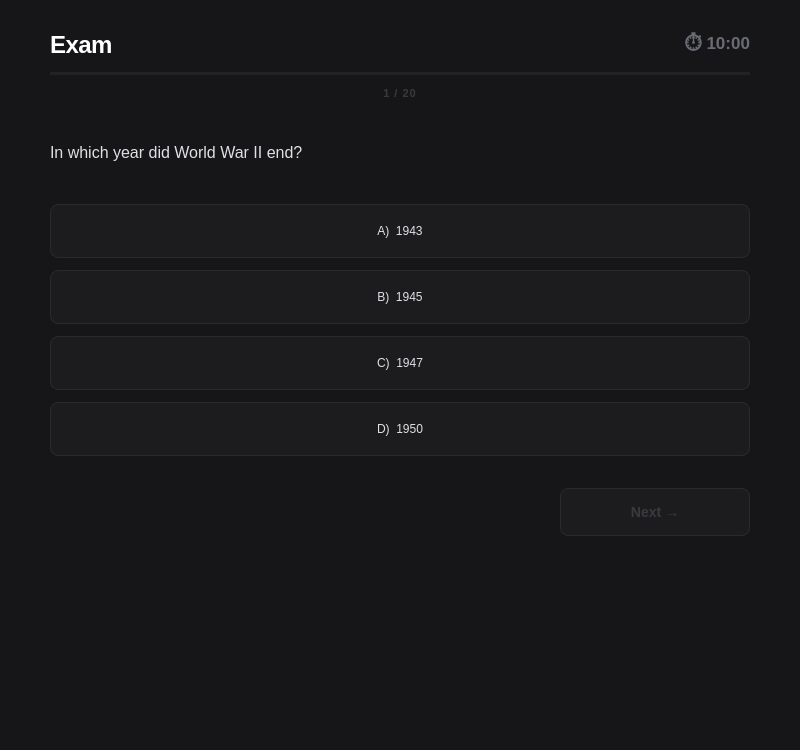
Above: src/ui/exam/session/session.ui from DIDimov24/Aethera before the change. Below: the same form after it.
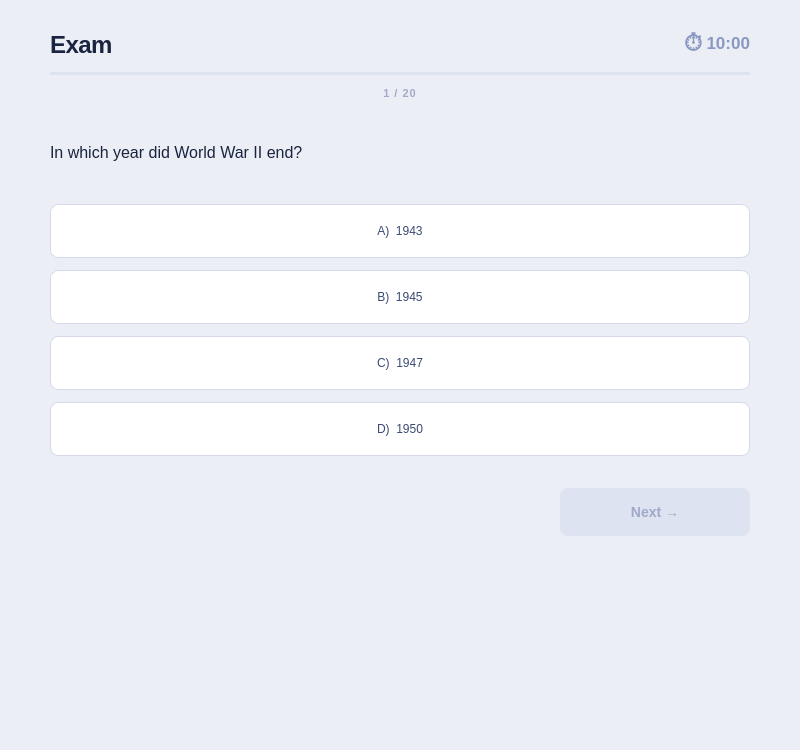
That is the form after the change.

Commit message: Change color palette and fix ui bugs, close #26

The edit to the form file:
```diff
--- a/src/ui/exam/session/session.ui
+++ b/src/ui/exam/session/session.ui
@@ -15,83 +15,26 @@
   </property>
   <property name="styleSheet">
    <string notr="true">
-QWidget#Session {
-    background-color: #161618;
+QWidget#Session { background-color: #eceef5; }
+QPushButton#buttonA, QPushButton#buttonB, QPushButton#buttonC, QPushButton#buttonD {
+    background-color: #ffffff; color: #3a4a70; font-size: 12px; font-weight: 400;
+    border: 1px solid #d4d8ea; border-radius: 8px; padding: 16px 20px;
 }
-QPushButton#buttonA,
-QPushButton#buttonB,
-QPushButton#buttonC,
-QPushButton#buttonD {
-    background-color: #1c1c1f;
-    color: #e0e0e4;
-    font-size: 12px;
-    font-weight: 400;
-    border: 1px solid #2a2a2d;
-    border-radius: 8px;
-    padding: 16px 20px;
-}
-QPushButton#buttonA:hover,
-QPushButton#buttonB:hover,
-QPushButton#buttonC:hover,
-QPushButton#buttonD:hover {
-    background-color: #202023;
-    border-color: #3a3a3e;
-}
-QPushButton#buttonA:pressed,
-QPushButton#buttonB:pressed,
-QPushButton#buttonC:pressed,
-QPushButton#buttonD:pressed {
-    background-color: #1a1a1d;
-    border-color: #4a4a52;
+QPushButton#buttonA:hover, QPushButton#buttonB:hover, QPushButton#buttonC:hover, QPushButton#buttonD:hover {
+    background-color: #f4f5fa; border-color: #4f6fc4;
 }
 QPushButton#buttonNext {
-    background-color: #ffffff;
-    color: #111113;
-    font-size: 14px;
-    font-weight: 600;
-    border: none;
-    border-radius: 8px;
-    padding: 12px 28px;
+    background-color: #4f6fc4; color: #ffffff; font-size: 14px; font-weight: 600;
+    border: none; border-radius: 8px; padding: 12px 28px;
 }
-QPushButton#buttonNext:hover {
-    background-color: #e8e8e8;
-}
-QPushButton#buttonNext:disabled {
-    background-color: #1c1c1f;
-    color: #3a3a3e;
-    border: 1px solid #2a2a2d;
-}
-QProgressBar#progressBar {
-    background-color: #222224;
-    border: none;
-    border-radius: 2px;
-    max-height: 3px;
-}
-QProgressBar#progressBar::chunk {
-    background-color: #ffffff;
-    border-radius: 2px;
-}
-QLabel#labelExamTitle {
-    color: #ffffff;
-    font-size: 24px;
-    font-weight: 700;
-    letter-spacing: -0.5px;
-}
-QLabel#labelTimer {
-    color: #6b6b76;
-    font-size: 17px;
-    font-weight: 600;
-}
-QLabel#labelQuestion {
-    color: #e0e0e4;
-    font-size: 16px;
-}
-QLabel#labelProgress {
-    color: #3a3a3e;
-    font-size: 11px;
-    font-weight: 600;
-    letter-spacing: 1px;
-}
+QPushButton#buttonNext:hover { background-color: #3a5aae; }
+QPushButton#buttonNext:disabled { background-color: #dde3f0; color: #a0aac8; border: none; }
+QProgressBar#progressBar { background-color: #dde3f0; border: none; border-radius: 2px; max-height: 3px; }
+QProgressBar#progressBar::chunk { background-color: #4f6fc4; border-radius: 2px; }
+QLabel#labelExamTitle { color: #1a2440; font-size: 24px; font-weight: 700; letter-spacing: -0.5px; }
+QLabel#labelTimer { color: #8898c0; font-size: 17px; font-weight: 600; }
+QLabel#labelQuestion { color: #1a2440; font-size: 16px; }
+QLabel#labelProgress { color: #a0aac8; font-size: 11px; font-weight: 600; letter-spacing: 1px; }
    </string>
   </property>
   <layout class="QVBoxLayout" name="sessionLayout">
@@ -112,39 +55,9 @@
    </property>
    <item>
     <layout class="QHBoxLayout" name="examHeaderLayout">
-     <property name="spacing">
-      <number>0</number>
-     </property>
-     <item>
-      <widget class="QLabel" name="labelExamTitle">
-       <property name="text">
-        <string>Exam</string>
-       </property>
-      </widget>
-     </item>
-     <item>
-      <spacer name="examHeaderSpacer">
-       <property name="orientation">
-        <enum>Qt::Orientation::Horizontal</enum>
-       </property>
-       <property name="sizeHint" stdset="0">
-        <size>
-         <width>40</width>
-         <height>20</height>
-        </size>
-       </property>
-      </spacer>
-     </item>
-     <item>
-      <widget class="QLabel" name="labelTimer">
-       <property name="text">
-        <string>⏱ 10:00</string>
-       </property>
-       <property name="alignment">
-        <set>Qt::AlignmentFlag::AlignRight|Qt::AlignmentFlag::AlignTrailing|Qt::AlignmentFlag::AlignVCenter</set>
-       </property>
-      </widget>
-     </item>
+     <item><widget class="QLabel" name="labelExamTitle"><property name="text"><string>Exam</string></property></widget></item>
+     <item><spacer name="examHeaderSpacer"><property name="orientation"><enum>Qt::Orientation::Horizontal</enum></property><property name="sizeHint" stdset="0"><size><width>40</width><height>20</height></size></property></spacer></item>
+     <item><widget class="QLabel" name="labelTimer"><property name="text"><string>⏱ 10:00</string></property><property name="alignment"><set>Qt::AlignmentFlag::AlignRight|Qt::AlignmentFlag::AlignVCenter</set></property></widget></item>
     </layout>
    </item>
    <item>
@@ -262,22 +175,7 @@
    </item>
    <item>
     <layout class="QHBoxLayout" name="examFooterLayout">
-     <property name="spacing">
-      <number>0</number>
-     </property>
-     <item>
-      <spacer name="examFooterSpacer">
-       <property name="orientation">
-        <enum>Qt::Orientation::Horizontal</enum>
-       </property>
-       <property name="sizeHint" stdset="0">
-        <size>
-         <width>40</width>
-         <height>20</height>
-        </size>
-       </property>
-      </spacer>
-     </item>
+     <item><spacer name="examFooterSpacer"><property name="orientation"><enum>Qt::Orientation::Horizontal</enum></property><property name="sizeHint" stdset="0"><size><width>40</width><height>20</height></size></property></spacer></item>
      <item>
       <widget class="QPushButton" name="buttonNext">
        <property name="enabled">
```
Left out of the diff: 186 changed lines with no effect on the pictures. The commit also changes 22 other files.
